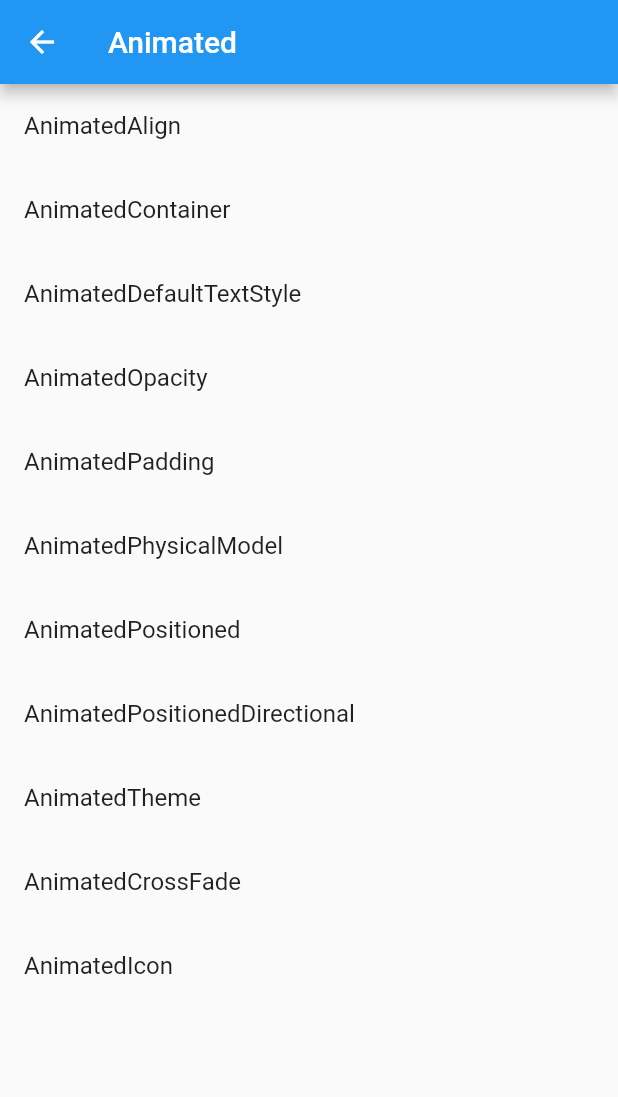
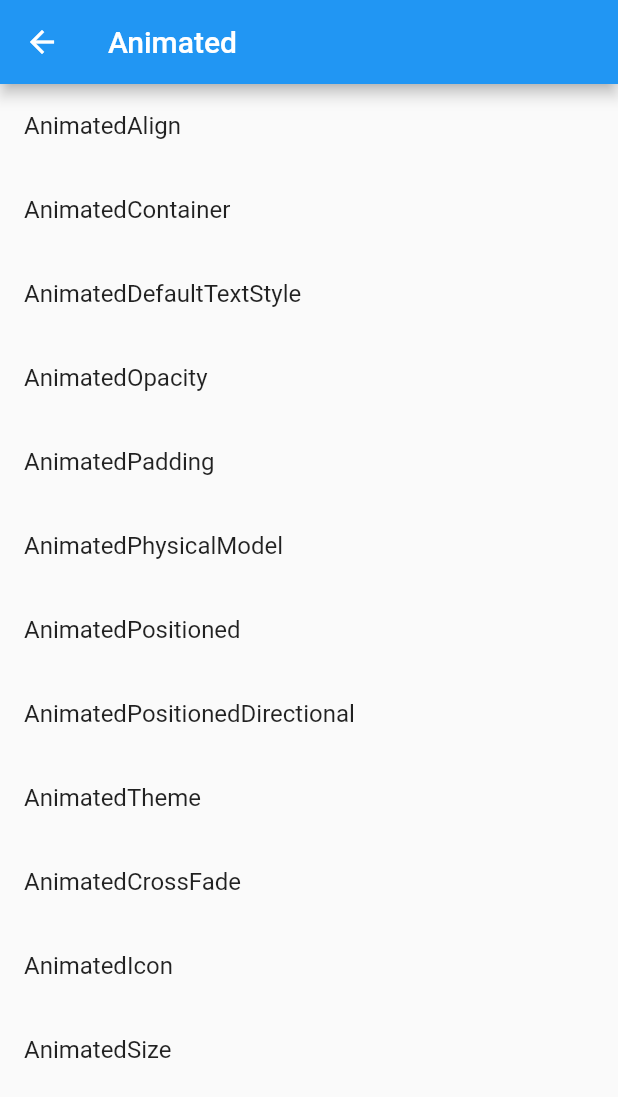
Before and after one commit to KobayashiKz/ImplicitWidgets, a Flutter app: the screen it shows after launch, after a tap on "ImplicitlyAnimated", on a phone screen of 412 x 824 dp. Shown: the top 1097 px of the screen. Run offline on Flutter 3.47's test engine with Material 2 defaults, Android fonts, the phone set to English and light mode, and no system bars.

Commit message:
Add AnimatedSize

```diff
--- a/lib/app.dart
+++ b/lib/app.dart
@@ -11,6 +11,7 @@ import 'package:implicit_animation_sample/screen/implicitly_animated/animated_pa
 import 'package:implicit_animation_sample/screen/implicitly_animated/animated_physical_model.dart';
 import 'package:implicit_animation_sample/screen/implicitly_animated/animated_positioned.dart';
 import 'package:implicit_animation_sample/screen/implicitly_animated/animated_positioned_directional.dart';
+import 'package:implicit_animation_sample/screen/implicitly_animated/animated_sized.dart';
 import 'package:implicit_animation_sample/screen/implicitly_animated/animated_theme.dart';
 import 'package:implicit_animation_sample/screen/implicitly_animated/implicitly_animated.dart';
 
@@ -37,6 +38,7 @@ class App extends StatelessWidget {
         AnimatedThemePage.routeName: (_context) => AnimatedThemePage(),
         AnimatedCrossFadePage.routeName: (_context) => AnimatedCrossFadePage(),
         AnimatedIconPage.routeName: (_context) => AnimatedIconPage(),
+        AnimatedSizePage.routeName: (_context) => AnimatedSizePage(),
       }
     );
   }
--- a/lib/screen/implicitly_animated/implicitly_animated.dart
+++ b/lib/screen/implicitly_animated/implicitly_animated.dart
@@ -10,6 +10,7 @@ import 'package:implicit_animation_sample/screen/implicitly_animated/animated_pa
 import 'package:implicit_animation_sample/screen/implicitly_animated/animated_physical_model.dart';
 import 'package:implicit_animation_sample/screen/implicitly_animated/animated_positioned.dart';
 import 'package:implicit_animation_sample/screen/implicitly_animated/animated_positioned_directional.dart';
+import 'package:implicit_animation_sample/screen/implicitly_animated/animated_sized.dart';
 import 'package:implicit_animation_sample/screen/implicitly_animated/animated_theme.dart';
 import 'package:implicit_animation_sample/widgets/app_list_tile.dart';
 import 'package:implicit_animation_sample/widgets/app_scaffold.dart';
@@ -67,6 +68,10 @@ class ImplicitlyAnimatedPage extends StatelessWidget {
             title: "AnimatedIcon",
             nextRouteName: AnimatedIconPage.routeName,
           ),
+          const AppListTile(
+            title: "AnimatedSize",
+            nextRouteName: AnimatedSizePage.routeName,
+          ),
         ],
       ),
     );
```
Also changed, not shown: lib/screen/implicitly_animated/animated_sized.dart (added, +40 -0 lines).
